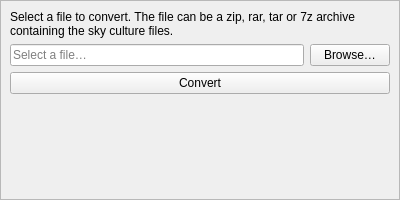
Old version of the form plugins/SkyCultureMaker/src/gui/scmConvertDialog.ui in the repository Stellarium/stellarium.
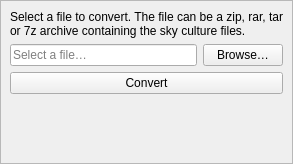
New version of the form. Custom widgets are drawn as their Qt base class.

```diff
--- a/plugins/SkyCultureMaker/src/gui/scmConvertDialog.ui
+++ b/plugins/SkyCultureMaker/src/gui/scmConvertDialog.ui
@@ -2,14 +2,6 @@
 <ui version="4.0">
  <class>scmConvertDialog</class>
  <widget class="QWidget" name="scmConvertDialog">
-  <property name="geometry">
-   <rect>
-    <x>0</x>
-    <y>0</y>
-    <width>400</width>
-    <height>200</height>
-   </rect>
-  </property>
   <layout class="QVBoxLayout" name="verticalLayout">
    <property name="spacing">
     <number>0</number>
```
